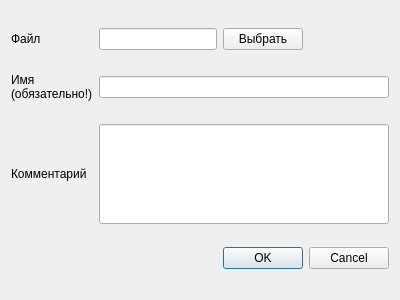
Above: IO/gui/load_dialog.ui from msmirnov91/pacs before the change. Below: the same form after it.
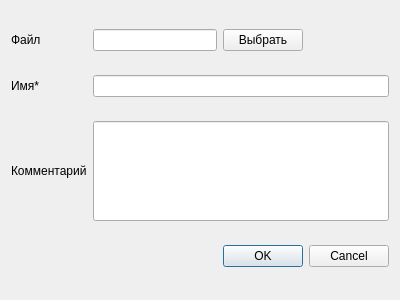
That is the form after the change.

Commit message: now data is passed to tabs

```diff
--- a/IO/gui/load_dialog.ui
+++ b/IO/gui/load_dialog.ui
@@ -17,8 +17,7 @@
    <item row="2" column="0">
     <widget class="QLabel" name="label">
      <property name="text">
-      <string>Имя 
-(обязательно!)</string>
+      <string>Имя*</string>
      </property>
     </widget>
    </item>
```
The commit also changes 5 other files.
